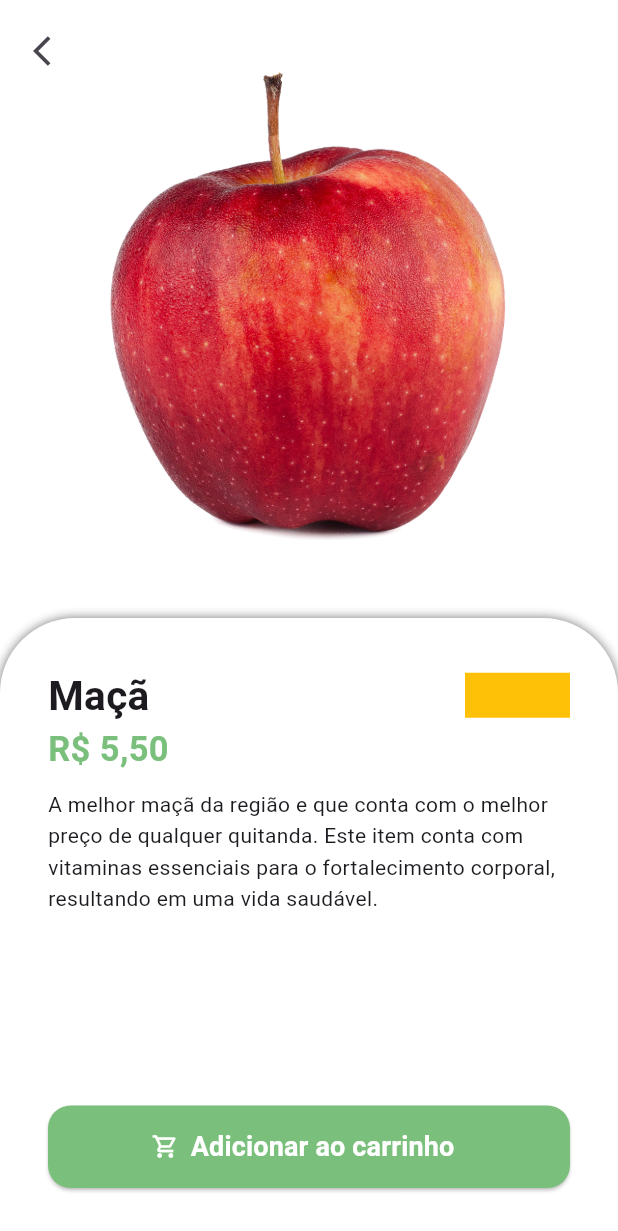
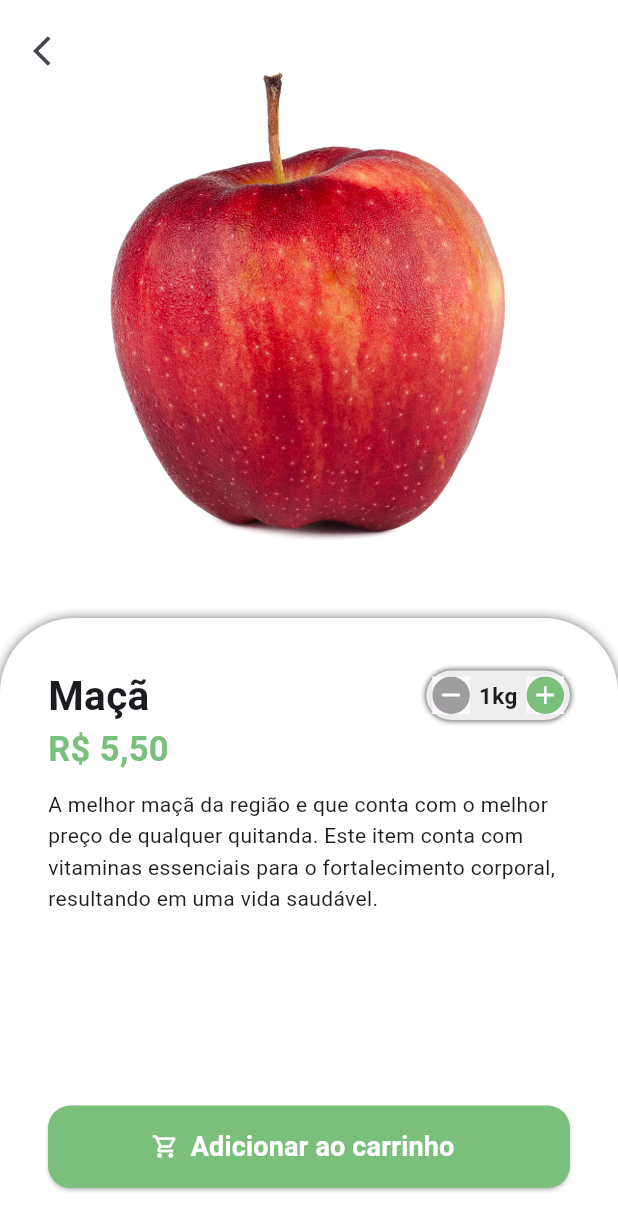
Before and after one commit to MaSamahaa/kitanda, a Flutter app: the screen it shows after launch, after a tap on "Entrar", after a tap on "Maçã", on a phone screen of 412 x 824 dp. Shown: the top 1231 px of the screen. Run offline on Flutter 3.47's test engine with Material 3 defaults, Android fonts, the phone set to English and light mode, and no system bars; our stand-ins replace animated_text_kit, mask_text_input_formatter.

Commit message:
adiciona quantidade de itens na page do produto

```diff
--- /dev/null
+++ b/lib/src/pages/common_widgets/quantity_widget.dart
@@ -0,0 +1,100 @@
+import 'package:flutter/material.dart';
+import 'package:kitanda/src/config/custom_colors.dart';
+
+class QuantityWidget extends StatelessWidget {
+  final int value;
+  final String suffixText;
+  final Function(int quantity) result;
+
+  const QuantityWidget(
+      {super.key,
+      required this.value,
+      required this.suffixText,
+      required this.result});
+
+  @override
+  Widget build(BuildContext context) {
+    return Container(
+      padding: const EdgeInsets.all(4),
+      decoration: BoxDecoration(
+        color: Colors.grey.shade200,
+        borderRadius: BorderRadius.circular(50),
+        boxShadow: [
+          BoxShadow(
+            color: Colors.grey.shade600,
+            spreadRadius: 1,
+            blurRadius: 2,
+          ),
+        ],
+      ),
+      child: Row(
+        children: [
+          _QuantityButton(
+            icon: Icons.remove,
+            color: Colors.grey.shade500,
+            onPressed: () {
+              if (value == 1) return;
+              int resultCount = value - 1;
+
+              result(resultCount);
+            },
+          ),
+          Padding(
+            padding: const EdgeInsets.symmetric(horizontal: 6),
+            child: Text(
+              '$value$suffixText',
+              style: const TextStyle(
+                fontSize: 15,
+                fontWeight: FontWeight.bold,
+              ),
+            ),
+          ),
+          _QuantityButton(
+            icon: Icons.add,
+            color: CustomColors.customSwatchColor,
+            onPressed: () {
+              int resultCount = value + 1;
+
+              result(resultCount);
+            },
+          ),
+        ],
+      ),
+    );
+  }
+}
+
+class _QuantityButton extends StatelessWidget {
+  final Color color;
+  final IconData icon;
+  final VoidCallback? onPressed;
+
+  const _QuantityButton({
+    required this.color,
+    required this.icon,
+    this.onPressed,
+  });
+
+  @override
+  Widget build(BuildContext context) {
+    return Material(
+      child: InkWell(
+        borderRadius: BorderRadius.circular(50),
+        onTap: onPressed,
+        child: Ink(
+          height: 25,
+          width: 25,
+          decoration: BoxDecoration(
+            color: color,
+            shape: BoxShape.circle,
+          ),
+          child: Icon(
+            icon,
+            color: Colors.white,
+            size: 20,
+          ),
+        ),
+      ),
+    );
+  }
+}
--- a/lib/src/pages/product/product_screen.dart
+++ b/lib/src/pages/product/product_screen.dart
@@ -2,13 +2,22 @@
 import 'package:flutter/material.dart';
 import 'package:kitanda/src/config/custom_colors.dart';
 import 'package:kitanda/src/models/item_model.dart';
+import 'package:kitanda/src/pages/common_widgets/quantity_widget.dart';
 import 'package:kitanda/src/services/utils_services.dart';
 
-class ProductScreen extends StatelessWidget {
-  ProductScreen({super.key, required this.item});
+class ProductScreen extends StatefulWidget {
+  const ProductScreen({super.key, required this.item});
 
   final ItemModel item;
+
+  @override
+  State<ProductScreen> createState() => _ProductScreenState();
+}
+
+class _ProductScreenState extends State<ProductScreen> {
   final UtilsServices utilsServices = UtilsServices();
+
+  int cardItemQuantity = 1;
 
   @override
   Widget build(BuildContext context) {
@@ -20,9 +29,9 @@
             children: [
               Expanded(
                 child: Hero(
-                  tag: item.imgUrl,
+                  tag: widget.item.imgUrl,
                   child: Image.asset(
-                    item.imgUrl,
+                    widget.item.imgUrl,
                   ),
                 ),
               ),
@@ -48,7 +57,7 @@
                         children: [
                           Expanded(
                             child: Text(
-                              item.itemName,
+                              widget.item.itemName,
                               maxLines: 2,
                               overflow: TextOverflow.ellipsis,
                               style: const TextStyle(
@@ -57,15 +66,21 @@
                               ),
                             ),
                           ),
-                          Container(
-                            height: 30,
-                            width: 70,
-                            color: Colors.amber,
-                          )
+                          QuantityWidget(
+                            suffixText: widget.item.unit,
+                            value: cardItemQuantity,
+                            result: (quantity) {
+                              setState(
+                                () {
+                                  cardItemQuantity = quantity;
+                                },
+                              );
+                            },
+                          ),
                         ],
                       ),
                       Text(
-                        utilsServices.priceToCurrency(item.price),
+                        utilsServices.priceToCurrency(widget.item.price),
                         style: TextStyle(
                           fontSize: 23,
                           fontWeight: FontWeight.bold,
@@ -77,7 +92,7 @@
                           padding: const EdgeInsets.symmetric(vertical: 10.0),
                           child: SingleChildScrollView(
                             child: Text(
-                              item.description,
+                              widget.item.description,
                               style: const TextStyle(
                                 height: 1.5,
                               ),
```
